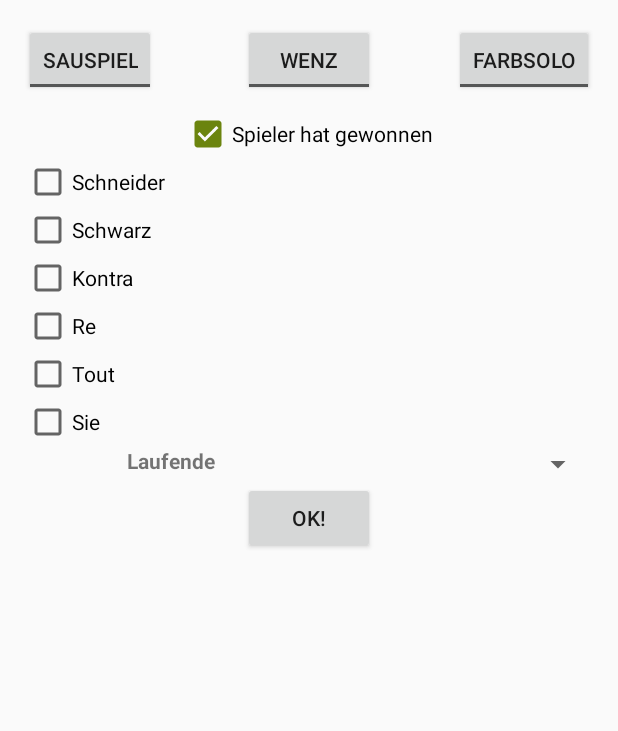
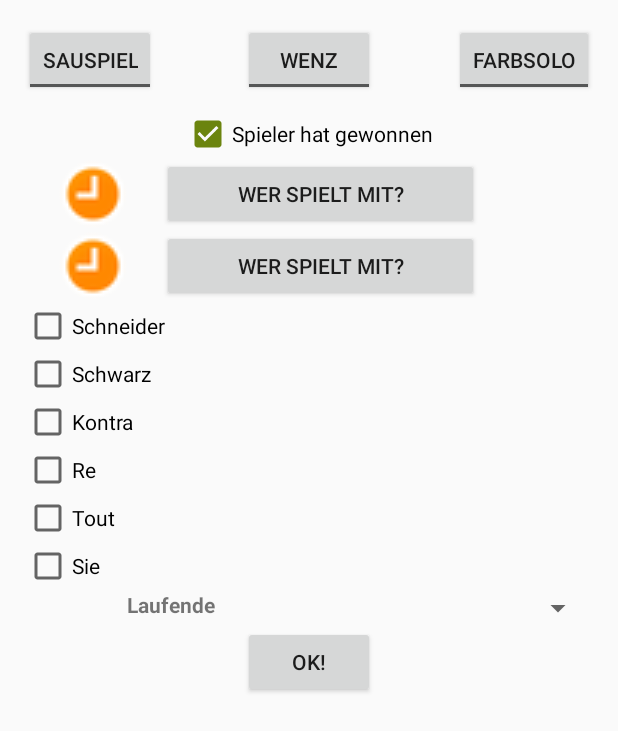
Before and after one commit to ErikP0/sheepshead-manager, an Android app: the layout activity_fill_game_result.xml on its own in the app's theme, with its tools: preview values and no code run, on a phone screen of 412 x 824 dp. Shown: the top 731 px of the screen. Run offline under Robolectric (Android 15) with nearby library versions, the phone set to English and light mode, and no system bars.

Commit message:
#14 Better selection of players for a single game

```diff
--- a/app/src/main/java/sheepshead/manager/singleGameRequirements/Player.java
+++ b/app/src/main/java/sheepshead/manager/singleGameRequirements/Player.java
@@ -58,6 +58,7 @@ public class Player {
         stringBuilder.append(name);
         stringBuilder.append("\"(");
         stringBuilder.append(number);
+        stringBuilder.append(')');
         return stringBuilder.toString();
     }
 
--- a/app/src/main/java/sheepshead/manager/singleGameRequirements/PlayerRole.java
+++ b/app/src/main/java/sheepshead/manager/singleGameRequirements/PlayerRole.java
@@ -59,4 +59,9 @@ public class PlayerRole {
     public void setMoney(int money) {
         moneyWon = money;
     }
+
+    @Override
+    public String toString() {
+        return player + " isCaller=" + isCaller + ", isWinner=" + isWinner;
+    }
 }
--- a/app/src/main/res/layout/activity_fill_game_result.xml
+++ b/app/src/main/res/layout/activity_fill_game_result.xml
@@ -76,11 +76,25 @@
                 android:checked="true"
                 android:text="@string/FillGameResult.playerside_won" />
 
+            <include
+                android:id="@+id/FillGameResult.callerPanel"
+                layout="@layout/fill_game_result_player_selection"
+                android:layout_width="match_parent"
+                android:layout_height="wrap_content"
+                android:layout_below="@+id/FillGameResult.checkbox_callerside_won" />
+
+            <include
+                android:id="@+id/FillGameResult.nonCallerPanel"
+                layout="@layout/fill_game_result_player_selection"
+                android:layout_width="match_parent"
+                android:layout_height="match_parent"
+                android:layout_below="@+id/FillGameResult.callerPanel" />
+
             <LinearLayout
                 android:id="@+id/FillGameResult.modifier_panel"
                 android:layout_width="match_parent"
                 android:layout_height="wrap_content"
-                android:layout_below="@+id/FillGameResult.checkbox_callerside_won"
+                android:layout_below="@+id/FillGameResult.nonCallerPanel"
                 android:layout_centerHorizontal="true"
                 android:orientation="vertical">
 
--- /dev/null
+++ b/app/src/main/res/layout/fill_game_result_player_selection.xml
@@ -0,0 +1,45 @@
+<?xml version="1.0" encoding="utf-8"?><!--
+  ~ Copyright 2016  Erik Pohle
+  ~
+  ~    Licensed under the Apache License, Version 2.0 (the "License");
+  ~    you may not use this file except in compliance with the License.
+  ~    You may obtain a copy of the License at
+  ~
+  ~        http://www.apache.org/licenses/LICENSE-2.0
+  ~
+  ~    Unless required by applicable law or agreed to in writing, software
+  ~    distributed under the License is distributed on an "AS IS" BASIS,
+  ~    WITHOUT WARRANTIES OR CONDITIONS OF ANY KIND, either express or implied.
+  ~    See the License for the specific language governing permissions and
+  ~    limitations under the License.
+  -->
+
+<LinearLayout xmlns:android="http://schemas.android.com/apk/res/android"
+    xmlns:app="http://schemas.android.com/apk/res-auto"
+    android:layout_width="match_parent"
+    android:layout_height="match_parent"
+    android:orientation="horizontal">
+
+    <ImageView
+        android:id="@+id/FillGameResultPlayerSelection.icon"
+        android:layout_width="wrap_content"
+        android:layout_height="match_parent"
+        android:layout_weight="1"
+        app:srcCompat="@android:drawable/presence_away"
+        android:cropToPadding="true" />
+
+    <Button
+        android:id="@+id/FillGameResultPlayerSelection.button"
+        android:layout_width="wrap_content"
+        android:layout_height="match_parent"
+        android:layout_weight="1"
+        android:text="@string/FillGameResult.editNonCallers" />
+
+    <TextView
+        android:id="@+id/FillGameResultPlayerSelection.text"
+        android:layout_width="wrap_content"
+        android:layout_height="match_parent"
+        android:layout_weight="1"
+        android:text=""
+        android:textAlignment="center" />
+</LinearLayout>
--- a/app/src/main/res/values/strings.xml
+++ b/app/src/main/res/values/strings.xml
@@ -27,6 +27,9 @@
     <string name="FillGameResult.sauspiel">Sauspiel</string>
     <string name="FillGameResult.wenz">Wenz</string>
     <string name="FillGameResult.farbsolo">Farbsolo</string>
+    <string name="FillGameResult.editCallers">Wer sagt an?</string>
+    <string name="FillGameResult.editNonCallers">Wer spielt mit?</string>
+    <string name="FillGameResult.invalidPlayerAmount">Anzahl an ausgewählten Spielern ungültig</string>
     <string name="FillGameResult.schneider">Schneider</string>
     <string name="FillGameResult.schwarz">Schwarz</string>
     <string name="FillGameResult.kontra">Kontra</string>
```
Also changed, not shown: app/src/main/java/sheepshead/manager/activities/CreateSession.java (+14 -10 lines), app/src/main/java/sheepshead/manager/activities/FillGameResult.java (+60 -11 lines), app/src/main/java/sheepshead/manager/activities/FillGameResultPlayerSelection.java (added, +191 -0 lines), app/src/main/java/sheepshead/manager/singleGameRequirements/GameType.java (+15 -5 lines), app/src/main/java/sheepshead/manager/uicontrolutils/DataCheckBox.java (added, +47 -0 lines), app/src/main/res/layout/player_selection_checkbox.xml (added, +21 -0 lines), app/src/main/res/layout/player_selection_dialog.xml (added, +35 -0 lines).
